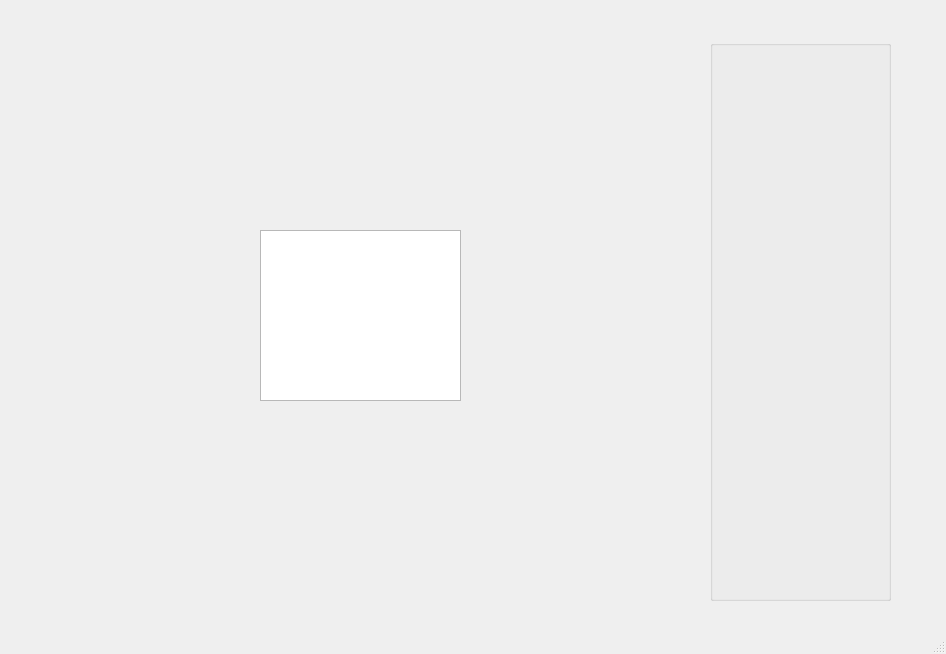
This is mainwindow.ui in Entropy675/AED_Plus as Qt 5 draws it before an edit. The edited form follows.
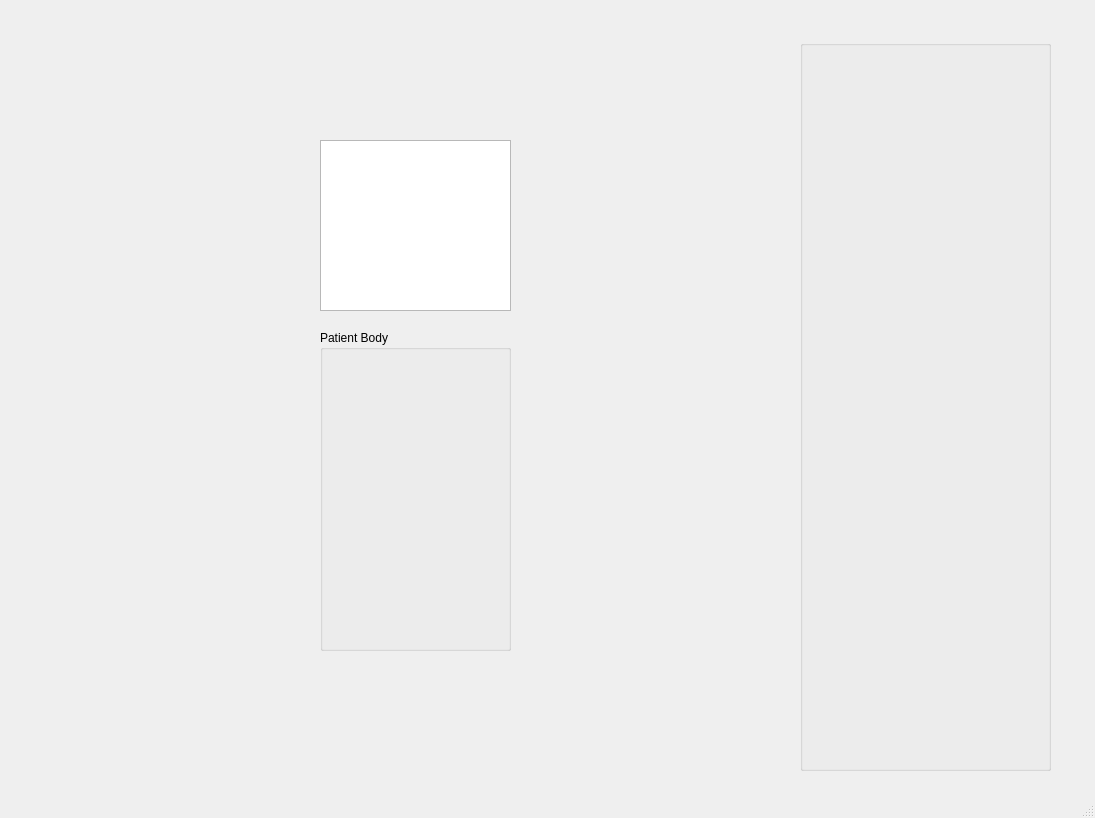
This is the edited form.

Commit message: Added Ui Element for Patient Diagram

Patch:
```diff
--- a/mainwindow.ui
+++ b/mainwindow.ui
@@ -6,8 +6,8 @@
    <rect>
     <x>0</x>
     <y>0</y>
-    <width>946</width>
-    <height>654</height>
+    <width>1095</width>
+    <height>818</height>
    </rect>
   </property>
   <property name="windowTitle">
@@ -17,9 +17,9 @@
    <widget class="QGraphicsView" name="HeartRateView">
     <property name="geometry">
      <rect>
-      <x>260</x>
-      <y>230</y>
-      <width>201</width>
+      <x>320</x>
+      <y>140</y>
+      <width>191</width>
       <height>171</height>
      </rect>
     </property>
@@ -27,16 +27,29 @@
    <widget class="QGroupBox" name="outputTextGroupBox">
     <property name="geometry">
      <rect>
-      <x>710</x>
+      <x>800</x>
       <y>40</y>
-      <width>181</width>
-      <height>561</height>
+      <width>251</width>
+      <height>731</height>
      </rect>
     </property>
     <property name="title">
      <string/>
     </property>
    </widget>
+   <widget class="QGroupBox" name="groupBox">
+    <property name="geometry">
+     <rect>
+      <x>320</x>
+      <y>330</y>
+      <width>191</width>
+      <height>321</height>
+     </rect>
+    </property>
+    <property name="title">
+     <string>Patient Body</string>
+    </property>
+   </widget>
   </widget>
   <widget class="QMenuBar" name="menubar">
    <property name="geometry">
```
Left out of the diff: 4 changed lines with no effect on the pictures.
